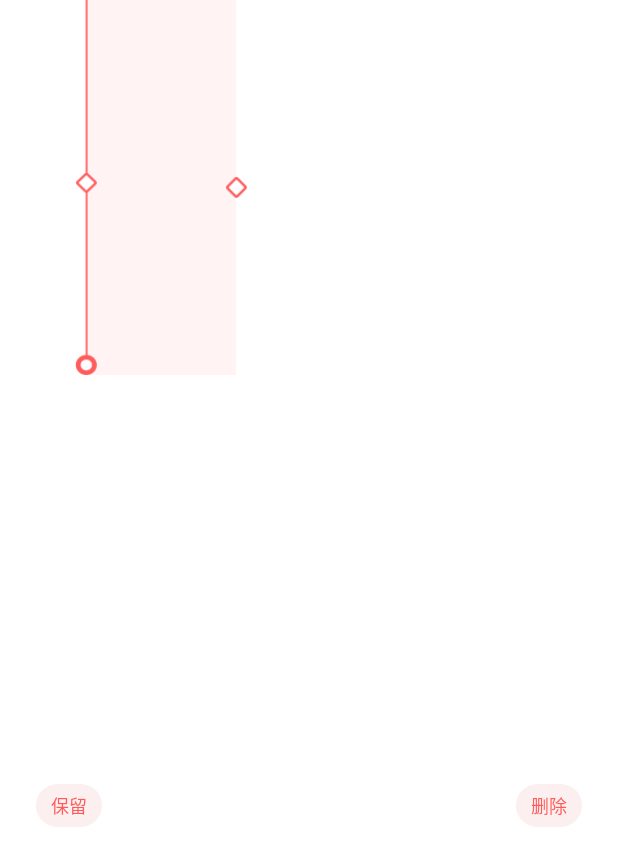
After one commit to Dan-Yue/MyApplication, an Android app: the layout layout_recorder_crop.xml on its own in the app's theme, with its tools: preview values and no code run, on a phone screen of 412 x 824 dp. The commit adds this screen. Shown: the top 866 px of the screen. Run offline under Robolectric (Android 15) with nearby library versions, the phone set to English and light mode, and no system bars.

Commit message:
实验弹出框、实验录音截取控件

```diff
--- a/MyApplication/app/build.gradle
+++ b/MyApplication/app/build.gradle
@@ -12,8 +12,6 @@ android {
         targetSdk 31
         versionCode 1
         versionName "1.0"
-
-        testInstrumentationRunner "androidx.test.runner.AndroidJUnitRunner"
     }
 
     buildTypes {
@@ -43,7 +41,4 @@ dependencies {
     implementation 'com.google.android.material:material:1.3.0'
     implementation 'androidx.constraintlayout:constraintlayout:2.0.4'
     implementation 'com.github.xfans:VoiceWaveView:1.0.2'
-    testImplementation 'junit:junit:4.+'
-    androidTestImplementation 'androidx.test.ext:junit:1.1.2'
-    androidTestImplementation 'androidx.test.espresso:espresso-core:3.4.0'
 }
--- a/MyApplication/app/src/main/AndroidManifest.xml
+++ b/MyApplication/app/src/main/AndroidManifest.xml
@@ -19,5 +19,6 @@
             </intent-filter>
         </activity>
     </application>
+    <uses-permission android:name="android.permission.SYSTEM_ALERT_WINDOW" />
 
 </manifest>
--- /dev/null
+++ b/MyApplication/app/src/main/res/drawable/bg_text_shape_yuan_fcefef.xml
@@ -0,0 +1,8 @@
+<?xml version="1.0" encoding="utf-8"?>
+<shape xmlns:android="http://schemas.android.com/apk/res/android">
+
+
+    <solid android:color="#FCEFEF" />
+    <corners android:radius="100dp" />
+
+</shape>
--- /dev/null
+++ b/MyApplication/app/src/main/res/layout/layout_recorder_crop.xml
@@ -0,0 +1,81 @@
+<?xml version="1.0" encoding="utf-8"?>
+<LinearLayout xmlns:android="http://schemas.android.com/apk/res/android"
+    android:id="@+id/layout"
+    android:layout_width="match_parent"
+    android:layout_height="match_parent"
+    android:background="#00000000"
+    android:orientation="vertical">
+
+    <FrameLayout
+        android:layout_width="match_parent"
+        android:layout_height="250dp"
+        android:background="#00000000">
+
+        <View
+            android:id="@+id/view"
+            android:layout_width="100dp"
+            android:layout_height="match_parent"
+            android:background="#AAFFEEEE"
+            android:layout_marginStart="57.5dp"/>
+
+        <RelativeLayout
+            android:layout_width="match_parent"
+            android:layout_height="match_parent">
+
+            <ImageView
+                android:id="@+id/left"
+                android:layout_width="15dp"
+                android:layout_height="match_parent"
+                android:layout_marginStart="50dp"
+                android:scaleType="fitXY"
+                android:src="@mipmap/crop_start"/>
+
+            <ImageView
+                android:id="@+id/right"
+                android:layout_width="15dp"
+                android:layout_height="match_parent"
+                android:layout_marginStart="150dp"
+                android:src="@mipmap/crop_end"/>
+        </RelativeLayout>
+    </FrameLayout>
+
+    <RelativeLayout
+        android:layout_width="match_parent"
+        android:layout_height="match_parent"
+        android:gravity="center_vertical"
+        android:background="@color/white">
+
+        <TextView
+            android:background="@drawable/bg_text_shape_yuan_fcefef"
+            android:id="@+id/reserved"
+            android:layout_width="wrap_content"
+            android:layout_height="wrap_content"
+            android:text="保留"
+            android:paddingStart="10dp"
+            android:paddingTop="5dp"
+            android:paddingEnd="10dp"
+            android:gravity="center"
+            android:paddingBottom="5dp"
+            android:layout_marginStart="24dp"
+            android:textColor="#FF5B5B"
+            android:textSize="12sp" />
+
+
+        <TextView
+            android:background="@drawable/bg_text_shape_yuan_fcefef"
+            android:id="@+id/del"
+            android:layout_width="wrap_content"
+            android:layout_height="wrap_content"
+            android:text="删除"
+            android:paddingStart="10dp"
+            android:paddingTop="5dp"
+            android:paddingEnd="10dp"
+            android:gravity="center"
+            android:paddingBottom="5dp"
+            android:layout_marginEnd="24dp"
+            android:layout_alignParentEnd="true"
+            android:textColor="#FF5B5B"
+            android:textSize="12sp" />
+
+    </RelativeLayout>
+</LinearLayout>
```
Also changed, not shown: MyApplication/app/src/main/java/com/ybs/myapplication/FloatWindowSmallView.kt (added, +151 -0 lines), MyApplication/app/src/main/java/com/ybs/myapplication/MainActivity.kt (+49 -42 lines), MyApplication/app/src/main/java/com/ybs/myapplication/MyWindowManager.kt (added, +170 -0 lines), MyApplication/app/src/main/java/com/ybs/myapplication/RecorderCrop.kt (added, +106 -0 lines), MyApplication/app/src/main/res/layout/activity_main.xml (+7 -27 lines), MyApplication/app/src/main/res/layout/float_window_small.xml (added, +26 -0 lines), MyApplication/app/src/main/res/mipmap-xxhdpi/crop_end.png (added), MyApplication/app/src/main/res/mipmap-xxhdpi/crop_start.png (added), 6 other files.
